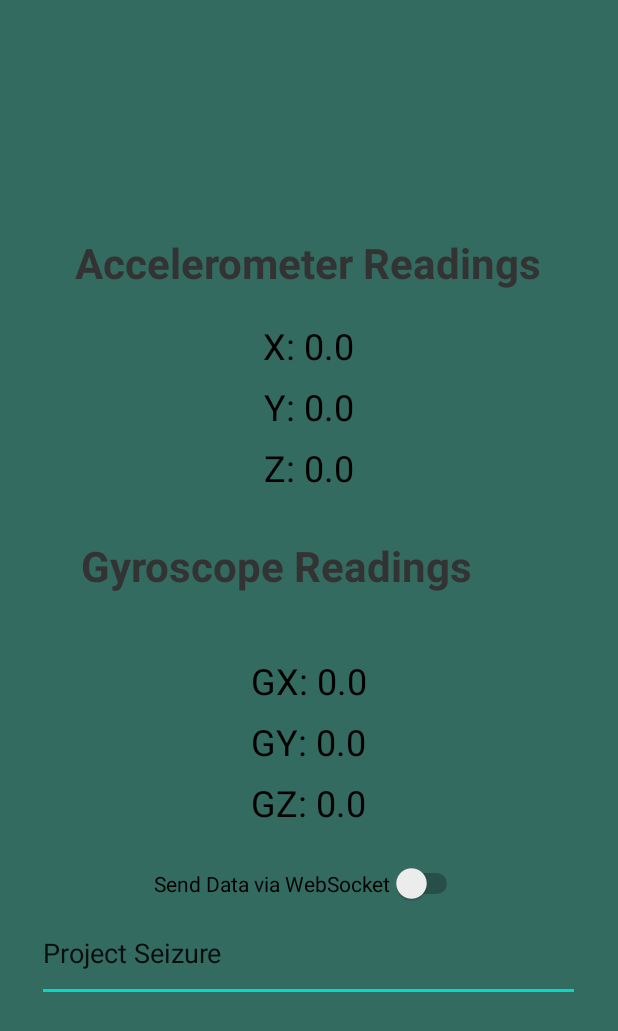
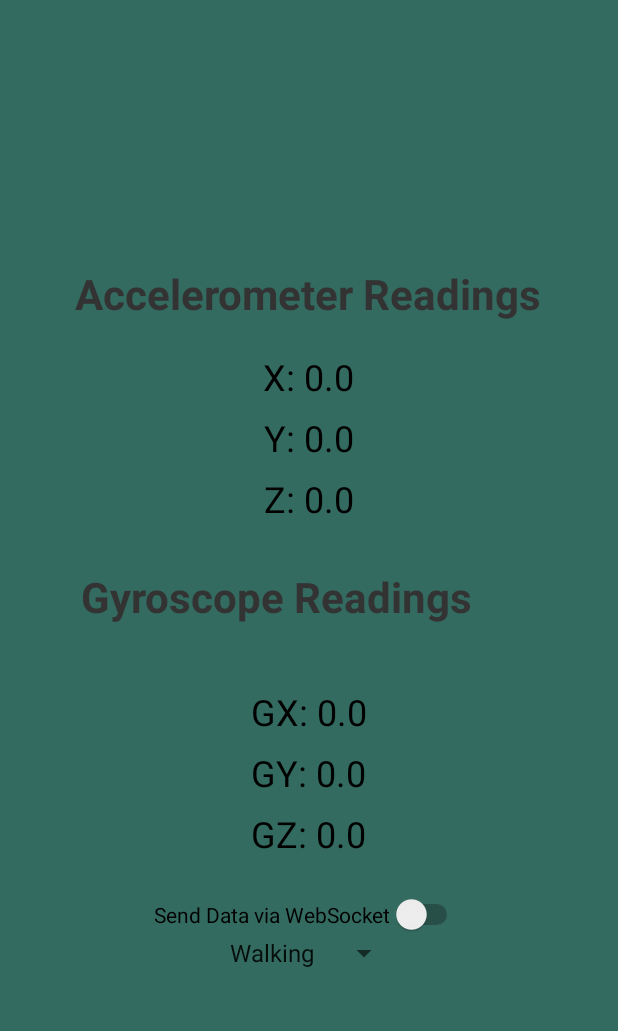
Before and after one commit to raj-akhil/AndroidAccelerometerDisplay, an Android app built with Jetpack Compose: the screen it shows after launch (MainActivity), on a phone screen of 412 x 824 dp. Shown: the top 1031 px of the screen. Run offline under Robolectric (Android 15) with nearby library versions, the phone set to English and light mode, and no system bars.

Commit message:
-corrected sampling rate

```diff
--- a/app/src/main/java/com/example/accelerometerdisplayapp/MainActivity.kt
+++ b/app/src/main/java/com/example/accelerometerdisplayapp/MainActivity.kt
@@ -15,6 +15,8 @@ import okhttp3.Request
 import okhttp3.WebSocket
 import okhttp3.WebSocketListener
 import org.json.JSONObject // To create JSON data
+import android.widget.Spinner
+
 
 class MainActivity : ComponentActivity(), SensorEventListener {
 
@@ -22,6 +24,7 @@ class MainActivity : ComponentActivity(), SensorEventListener {
     private lateinit var sensorManager: SensorManager
     private var accelerometer: Sensor? = null
     private var gyroscope: Sensor? = null
+    private lateinit var labelSpinner: Spinner
 
     // UI elements
     private lateinit var tvAccelerometerX: TextView
@@ -31,6 +34,9 @@ class MainActivity : ComponentActivity(), SensorEventListener {
     private lateinit var tvGyroscopeGy: TextView
     private lateinit var tvGyroscopeGz: TextView
     private lateinit var websocketToggleSwitch: Switch
+
+    private var lastSentTime = System.currentTimeMillis()
+    private val sendIntervalMillis = 5L // 20 Hz = 50 ms interval
 
     // WebSocket-related variables
     private val client = OkHttpClient()
@@ -48,7 +54,7 @@ class MainActivity : ComponentActivity(), SensorEventListener {
     // IMPORTANT:
     // For Emulator: use "ws://10.0.2.2:8080" (10.0.2.2 is your host machine's localhost)
     // For Physical Device: use "ws://YOUR_COMPUTER_IP_ADDRESS:8080" (e.g., "ws://192.168.1.100:8080")
-    private val WEBSOCKET_URL = "ws://10.0.2.2:8080"
+    private val WEBSOCKET_URL = "ws://192.168.1.106:8080"
 
     override fun onCreate(savedInstanceState: Bundle?) {
         super.onCreate(savedInstanceState)
@@ -62,6 +68,7 @@ class MainActivity : ComponentActivity(), SensorEventListener {
         tvGyroscopeGy = findViewById(R.id.gyroYValueTextView)
         tvGyroscopeGz = findViewById(R.id.gyroZValueTextView)
         websocketToggleSwitch = findViewById(R.id.websocket_toggle_switch)
+        labelSpinner = findViewById(R.id.activitySpinner)
 
         // Initialize Sensor Manager
         sensorManager = getSystemService(Context.SENSOR_SERVICE) as SensorManager
@@ -73,8 +80,8 @@ class MainActivity : ComponentActivity(), SensorEventListener {
             if (isChecked) {
                 connectWebSocket()
                 // Register listeners only when switch is ON and we want to send data
-                accelerometer?.let { sensorManager.registerListener(this, it, SensorManager.SENSOR_DELAY_GAME) }
-                gyroscope?.let { sensorManager.registerListener(this, it, SensorManager.SENSOR_DELAY_GAME) }
+                accelerometer?.let { sensorManager.registerListener(this, it, 20_000) }
+                gyroscope?.let { sensorManager.registerListener(this, it, 20_000) }
                 Log.d("WebSocket", "WebSocket sending ON")
             } else {
                 disconnectWebSocket()
@@ -139,6 +146,7 @@ class MainActivity : ComponentActivity(), SensorEventListener {
     }
 
     override fun onSensorChanged(event: SensorEvent?) {
+
         if (event == null) return
 
         when (event.sensor.type) {
@@ -160,10 +168,16 @@ class MainActivity : ComponentActivity(), SensorEventListener {
             }
         }
 
-        // Send data if WebSocket is connected and switch is ON
-        if (websocketToggleSwitch.isChecked && webSocket != null) {
+        val currentTime = System.currentTimeMillis()
+        val deltaTime = currentTime - lastSentTime
+        if (deltaTime >= sendIntervalMillis) {
+            lastSentTime = currentTime
+            val frequency = 1000.0 / deltaTime  // Hz
+            // Build your JSON object and send via WebSocket here
+            val label = labelSpinner.selectedItem.toString()
+
             val jsonObject = JSONObject().apply {
-                put("timestamp", System.currentTimeMillis())
+                put("timestamp", currentTime)
                 put("accelerometer", JSONObject().apply {
                     put("x", currentAccelX)
                     put("y", currentAccelY)
@@ -174,12 +188,14 @@ class MainActivity : ComponentActivity(), SensorEventListener {
                     put("gy", currentGyroGy)
                     put("gz", currentGyroGz)
                 })
+                put("label", label)
             }
-            webSocket?.send(jsonObject.toString())
-            // Log.d("WebSocket_Send", jsonObject.toString()) // Uncomment to see data being sent
+
+            if (websocketToggleSwitch.isChecked && webSocket != null) {
+                webSocket?.send(jsonObject.toString())
+            }
         }
     }
-
     override fun onAccuracyChanged(sensor: Sensor?, accuracy: Int) {
         // Not typically used for displaying basic sensor data
     }
--- a/app/src/main/res/layout/activity_main.xml
+++ b/app/src/main/res/layout/activity_main.xml
@@ -87,13 +87,10 @@
         android:layout_height="wrap_content"
         android:text="Send Data via WebSocket"
         android:layout_marginTop="24dp"/>
-
-    <EditText
-        android:id="@+id/editTextText"
-        android:layout_width="362dp"
-        android:layout_height="65dp"
-        android:ems="10"
-        android:inputType="text"
-        android:text="Project Seizure" />
+    <Spinner
+        android:id="@+id/activitySpinner"
+        android:layout_width="wrap_content"
+        android:layout_height="wrap_content"
+        android:entries="@array/activity_labels" />
 
 </LinearLayout>
--- /dev/null
+++ b/app/src/main/res/values/array.xml
@@ -0,0 +1,9 @@
+<?xml version="1.0" encoding="utf-8"?>
+<resources>
+    <string-array name="activity_labels">
+        <item>Walking</item>
+        <item>Running</item>
+        <item>Seizure</item>
+        <item>Normal</item>
+    </string-array>
+</resources>
--- a/app/src/main/res/xml/network_security_config.xml
+++ b/app/src/main/res/xml/network_security_config.xml
@@ -1,5 +1,5 @@
 <?xml version="1.0" encoding="utf-8"?>
 <network-security-config>
     <domain-config cleartextTrafficPermitted="true">
-        <domain includeSubdomains="true">10.0.2.2</domain> <domain includeSubdomains="true">localhost</domain> </domain-config>
+        <domain includeSubdomains="true">192.168.1.106</domain> <domain includeSubdomains="true">localhost</domain> </domain-config>
 </network-security-config>
```
